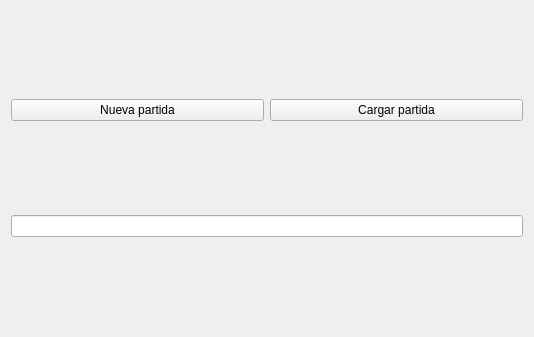
Above: menujugador.ui from serendipity-com/Mario before the change. Below: the same form after it.
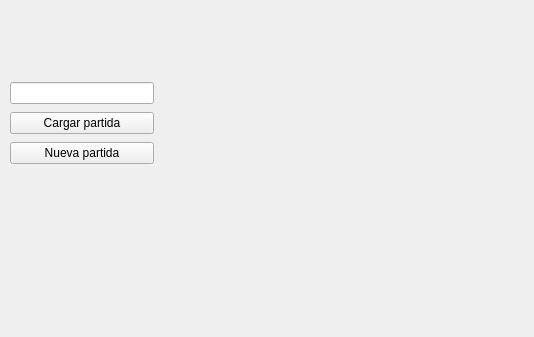
That is the form after the change.

What changed in the file:
```diff
--- a/menujugador.ui
+++ b/menujugador.ui
@@ -13,25 +13,35 @@
   <property name="windowTitle">
    <string>Form</string>
   </property>
-  <layout class="QGridLayout" name="gridLayout">
-   <item row="0" column="0">
-    <widget class="QPushButton" name="NuevaPartida">
-     <property name="text">
-      <string>Nueva partida</string>
-     </property>
-    </widget>
-   </item>
-   <item row="0" column="1">
+  <widget class="QWidget" name="">
+   <property name="geometry">
+    <rect>
+     <x>10</x>
+     <y>80</y>
+     <width>144</width>
+     <height>89</height>
+    </rect>
+   </property>
+   <layout class="QVBoxLayout" name="verticalLayout">
+    <item>
+     <widget class="QLineEdit" name="NombreJugador"/>
+    </item>
+    <item>
     <widget class="QPushButton" name="CargarPartida">
      <property name="text">
       <string>Cargar partida</string>
      </property>
     </widget>
    </item>
-   <item row="1" column="0" colspan="2">
-    <widget class="QLineEdit" name="NombreJugador"/>
-   </item>
-  </layout>
+    <item>
+     <widget class="QPushButton" name="NuevaPartida">
+      <property name="text">
+       <string>Nueva partida</string>
+      </property>
+     </widget>
+    </item>
+   </layout>
+  </widget>
  </widget>
  <resources/>
  <connections/>
```
Lines whose indentation alone changed are shown as unchanged.
